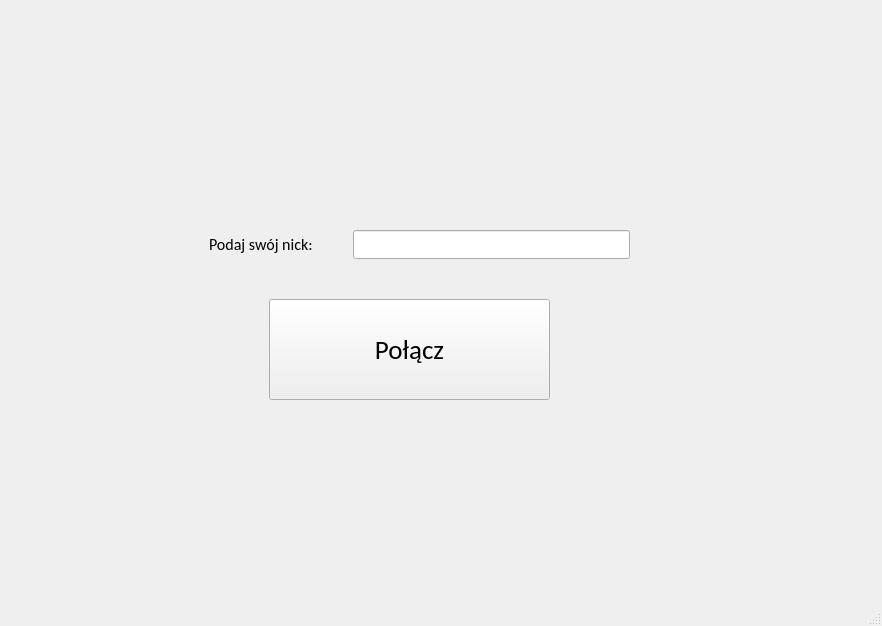
Old version of the form klient/mainwindow.ui in the repository C1n3k99/SK2_lab.
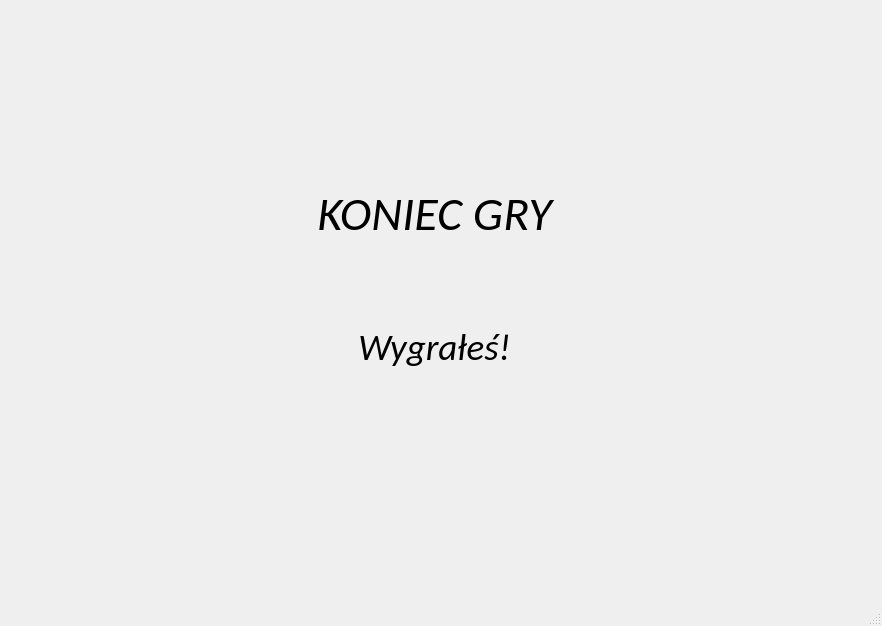
New version of the form. The open tabs and pages were chosen to show the change. Icons and pictures are not drawn.

The edit to the form file:
```diff
--- a/klient/mainwindow.ui
+++ b/klient/mainwindow.ui
@@ -949,6 +949,56 @@
         </layout>
        </widget>
       </widget>
+      <widget class="QWidget" name="page_4">
+       <widget class="QWidget" name="layoutWidget">
+        <property name="geometry">
+         <rect>
+          <x>-10</x>
+          <y>140</y>
+          <width>871</width>
+          <height>261</height>
+         </rect>
+        </property>
+        <layout class="QVBoxLayout" name="verticalLayout_2">
+         <item>
+          <widget class="QLabel" name="gameOver">
+           <property name="font">
+            <font>
+             <family>Calibri</family>
+             <pointsize>36</pointsize>
+             <weight>50</weight>
+             <italic>true</italic>
+             <bold>false</bold>
+            </font>
+           </property>
+           <property name="text">
+            <string>KONIEC GRY</string>
+           </property>
+           <property name="alignment">
+            <set>Qt::AlignCenter</set>
+           </property>
+          </widget>
+         </item>
+         <item>
+          <widget class="QLabel" name="winner">
+           <property name="font">
+            <font>
+             <family>Calibri</family>
+             <pointsize>28</pointsize>
+             <italic>true</italic>
+            </font>
+           </property>
+           <property name="text">
+            <string>Wygrałeś!</string>
+           </property>
+           <property name="alignment">
+            <set>Qt::AlignCenter</set>
+           </property>
+          </widget>
+         </item>
+        </layout>
+       </widget>
+      </widget>
      </widget>
     </item>
    </layout>
```
Left out of the diff: 37 changed lines with no effect on the pictures.
